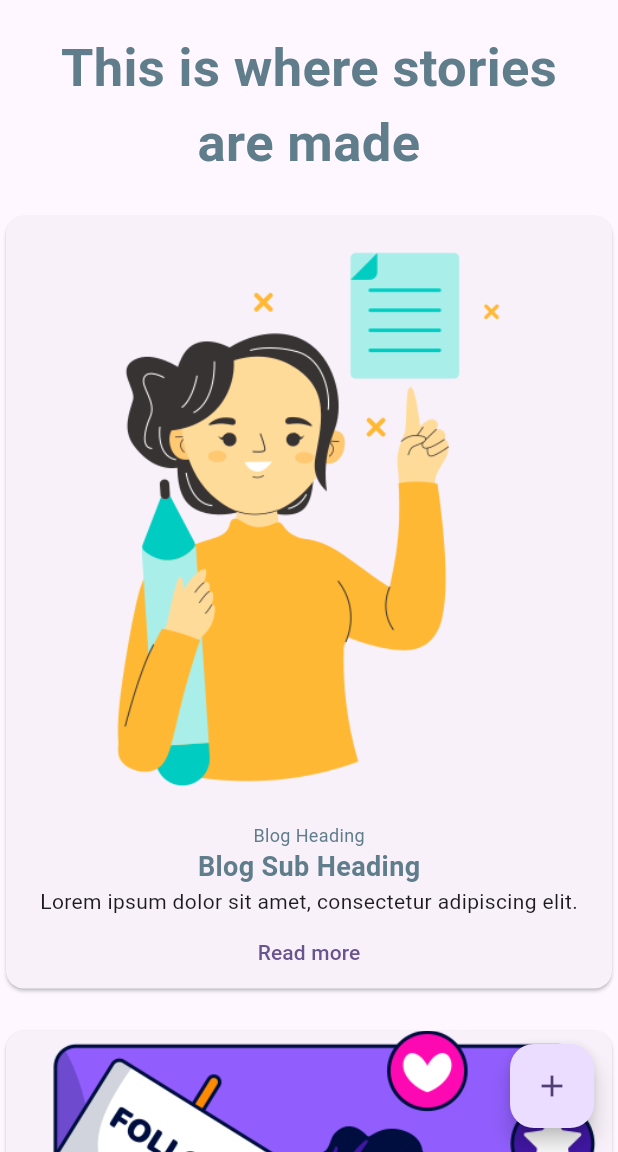
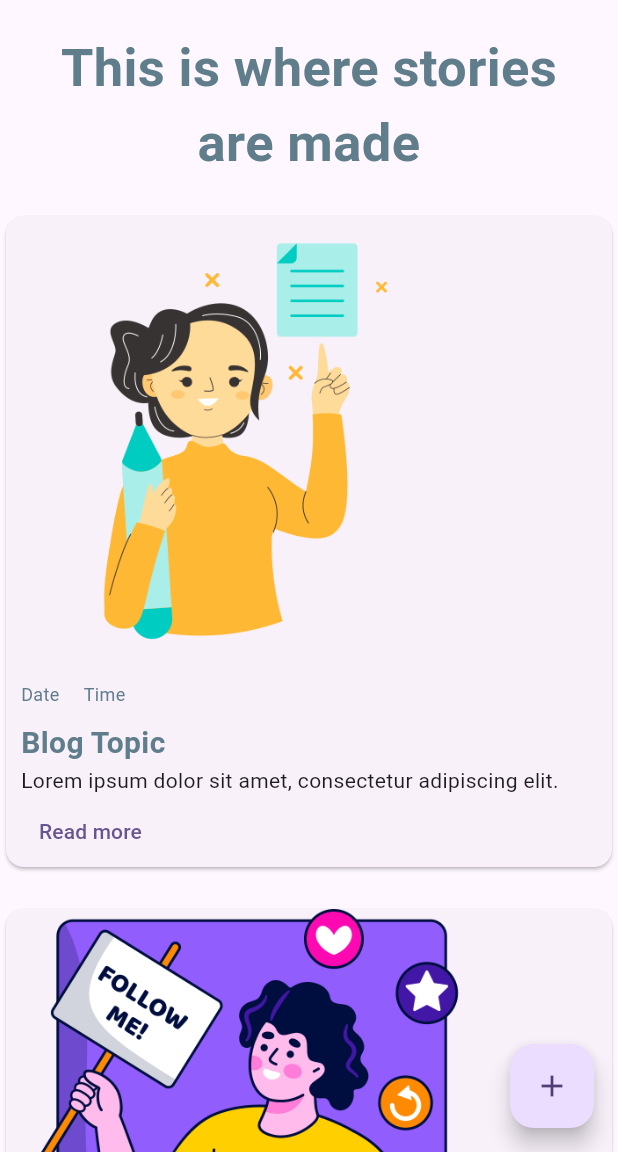
Before and after one commit to dojjo-corp/my-blog, a Flutter app: the Dashboard screen opened by its route, on a phone screen of 412 x 824 dp, the part 84-1236 px from its top. Run offline on Flutter 3.47's test engine with Material 2 defaults, Android fonts, the phone set to English and light mode, and no system bars; Roboto replaces fonts that are missing (Montserrat).

Commit message:
minor edit

```diff
--- a/lib/components/blog_card.dart
+++ b/lib/components/blog_card.dart
@@ -11,27 +11,50 @@ class BlogCard extends StatelessWidget {
   @override
   Widget build(BuildContext context) {
     return Card(
+      child: Padding(
+        padding: const EdgeInsets.symmetric(horizontal:10.0),
         child: Column(
           mainAxisAlignment: MainAxisAlignment.center,
+          crossAxisAlignment: CrossAxisAlignment.start,
           children: [
             Image.asset(
               imgPath,
+              height: 300,
               fit: BoxFit.cover,
             ),
-          const Text(
-            "Blog Heading",
+            const SizedBox(
+              height: 10,
+            ),
+            const Row(
+              children: [
+                Text(
+                  "Date",
                   style: TextStyle(fontSize: 12, color: Colors.blueGrey),
                 ),
+                VerticalDivider(
+                  thickness: 10,
+                  color: Colors.black,
+                  width: 16,
+                ),
+                Text(
+                  "Time",
+                  style: TextStyle(fontSize: 12, color: Colors.blueGrey),
+                ),
+              ],
+            ),
+            const SizedBox(height: 10,),
             const Text(
-            "Blog Sub Heading",
+              "Blog Topic",
               style: TextStyle(
-                fontSize: 18,
+                  fontSize: 20,
                   fontWeight: FontWeight.bold,
                   color: Colors.blueGrey),
             ),
             const Text(
               "Lorem ipsum dolor sit amet, consectetur adipiscing elit.",
-            style: TextStyle(fontSize: 14,),
+              style: TextStyle(
+                fontSize: 14,
+              ),
             ),
             TextButton(
               onPressed: () {
@@ -44,6 +67,7 @@ class BlogCard extends StatelessWidget {
             )
           ],
         ),
+      ),
     );
   }
 }
```
Lines whose indentation alone changed are shown as unchanged.
